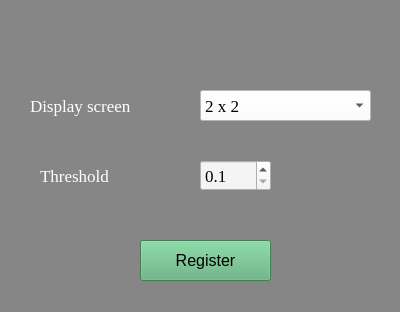
The window that setting.ui (HoangLT2603/traffic-count-vehicle) describes before a commit, drawn with Qt 5.
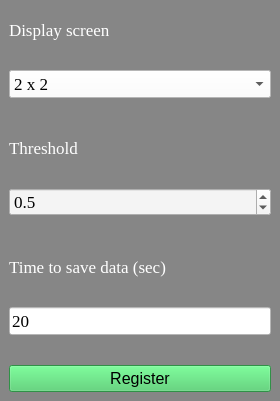
The same window after the commit. Icons and pictures are not drawn.

The edit to the form file:
```diff
--- a/setting.ui
+++ b/setting.ui
@@ -6,8 +6,8 @@
    <rect>
     <x>0</x>
     <y>0</y>
-    <width>400</width>
-    <height>312</height>
+    <width>280</width>
+    <height>401</height>
    </rect>
   </property>
   <property name="windowTitle">
@@ -18,15 +18,109 @@
 QLabel{color: rgb(255, 255, 255);}</string>
   </property>
   <widget class="QWidget" name="centralwidget">
+   <layout class="QGridLayout" name="gridLayout_2">
+    <item row="0" column="0" rowspan="2" colspan="2">
+     <layout class="QGridLayout" name="gridLayout">
+      <property name="verticalSpacing">
+       <number>30</number>
+      </property>
+      <item row="1" column="0">
+       <widget class="QLabel" name="label">
+        <property name="font">
+         <font>
+          <family>Times New Roman</family>
+          <pointsize>13</pointsize>
+         </font>
+        </property>
+        <property name="text">
+         <string>Display screen</string>
+        </property>
+        <property name="alignment">
+         <set>Qt::AlignBottom|Qt::AlignLeading|Qt::AlignLeft</set>
+        </property>
+       </widget>
+      </item>
+      <item row="3" column="0">
+       <widget class="QLabel" name="label_2">
+        <property name="font">
+         <font>
+          <family>Times New Roman</family>
+          <pointsize>13</pointsize>
+         </font>
+        </property>
+        <property name="text">
+         <string>Threshold</string>
+        </property>
+        <property name="alignment">
+         <set>Qt::AlignBottom|Qt::AlignLeading|Qt::AlignLeft</set>
+        </property>
+       </widget>
+      </item>
+      <item row="5" column="0">
+       <widget class="QLabel" name="label_3">
+        <property name="font">
+         <font>
+          <family>Times New Roman</family>
+          <pointsize>13</pointsize>
+         </font>
+        </property>
+        <property name="text">
+         <string>Time to save data (sec)</string>
+        </property>
+        <property name="alignment">
+         <set>Qt::AlignBottom|Qt::AlignLeading|Qt::AlignLeft</set>
+        </property>
+       </widget>
+      </item>
+      <item row="4" column="0">
+       <widget class="QDoubleSpinBox" name="spb_thresh">
+        <property name="font">
+         <font>
+          <family>Times New Roman</family>
+          <pointsize>13</pointsize>
+         </font>
+        </property>
+        <property name="styleSheet">
+         <string notr="true">background-color: rgb(244, 244, 244);</string>
+        </property>
+        <property name="decimals">
+         <number>1</number>
+        </property>
+        <property name="minimum">
+         <double>0.100000000000000</double>
+        </property>
+        <property name="maximum">
+         <double>1.000000000000000</double>
+        </property>
+        <property name="singleStep">
+         <double>0.100000000000000</double>
+        </property>
+        <property name="value">
+         <double>0.500000000000000</double>
+        </property>
+       </widget>
+      </item>
+      <item row="6" column="0">
+       <widget class="QLineEdit" name="txt_timesavedata">
+        <property name="font">
+         <font>
+          <family>Times New Roman</family>
+          <pointsize>13</pointsize>
+         </font>
+        </property>
+        <property name="styleSheet">
+         <string notr="true">background-color: rgb(255, 255, 255);</string>
+        </property>
+        <property name="text">
+         <string>20</string>
+        </property>
+        <property name="alignment">
+         <set>Qt::AlignLeading|Qt::AlignLeft|Qt::AlignVCenter</set>
+        </property>
+       </widget>
+      </item>
+      <item row="2" column="0">
    <widget class="QComboBox" name="cmb_gridLayout">
-    <property name="geometry">
-     <rect>
-      <x>200</x>
-      <y>90</y>
-      <width>171</width>
-      <height>31</height>
-     </rect>
-    </property>
     <property name="font">
      <font>
       <family>Times New Roman</family>
@@ -83,127 +177,25 @@
      </property>
     </item>
    </widget>
-   <widget class="QPushButton" name="btn_close">
-    <property name="geometry">
-     <rect>
-      <x>360</x>
-      <y>10</y>
-      <width>31</width>
-      <height>28</height>
-     </rect>
-    </property>
-    <property name="styleSheet">
-     <string notr="true">QPushButton{border: None;}
-QPushButton:hover{
-	border-radius: 5px;
-	
-	background-color: rgb(177, 177, 177);
-}</string>
-    </property>
-    <property name="text">
-     <string/>
-    </property>
-    <property name="icon">
-     <iconset resource="traffic.qrc">
-      <normaloff>:/icons/icons/x.svg</normaloff>:/icons/icons/x.svg</iconset>
-    </property>
-    <property name="iconSize">
-     <size>
-      <width>30</width>
-      <height>30</height>
-     </size>
-    </property>
-   </widget>
-   <widget class="QLabel" name="label">
-    <property name="geometry">
-     <rect>
-      <x>30</x>
-      <y>90</y>
-      <width>141</width>
-      <height>31</height>
-     </rect>
-    </property>
-    <property name="font">
-     <font>
-      <family>Times New Roman</family>
-      <pointsize>13</pointsize>
-     </font>
-    </property>
-    <property name="text">
-     <string>Display screen</string>
-    </property>
-   </widget>
+      </item>
+      <item row="7" column="0">
    <widget class="QPushButton" name="btn_register">
-    <property name="geometry">
-     <rect>
-      <x>140</x>
-      <y>240</y>
-      <width>131</width>
-      <height>41</height>
-     </rect>
-    </property>
     <property name="font">
      <font>
       <pointsize>12</pointsize>
      </font>
     </property>
     <property name="styleSheet">
-     <string notr="true">background-color: rgb(91, 173, 121);</string>
+         <string notr="true">background-color: rgb(67, 203, 99);</string>
     </property>
     <property name="text">
      <string>Register</string>
     </property>
    </widget>
-   <widget class="QDoubleSpinBox" name="doubleSpinBox">
-    <property name="geometry">
-     <rect>
-      <x>200</x>
-      <y>160</y>
-      <width>71</width>
-      <height>31</height>
-     </rect>
-    </property>
-    <property name="font">
-     <font>
-      <family>Times New Roman</family>
-      <pointsize>13</pointsize>
-     </font>
-    </property>
-    <property name="styleSheet">
-     <string notr="true">background-color: rgb(244, 244, 244);</string>
-    </property>
-    <property name="decimals">
-     <number>1</number>
-    </property>
-    <property name="minimum">
-     <double>0.100000000000000</double>
-    </property>
-    <property name="maximum">
-     <double>1.000000000000000</double>
-    </property>
-    <property name="singleStep">
-     <double>0.100000000000000</double>
-    </property>
-   </widget>
-   <widget class="QLabel" name="label_2">
-    <property name="geometry">
-     <rect>
-      <x>40</x>
-      <y>160</y>
-      <width>101</width>
-      <height>31</height>
-     </rect>
-    </property>
-    <property name="font">
-     <font>
-      <family>Times New Roman</family>
-      <pointsize>13</pointsize>
-     </font>
-    </property>
-    <property name="text">
-     <string>Threshold</string>
-    </property>
-   </widget>
+      </item>
+     </layout>
+    </item>
+   </layout>
   </widget>
  </widget>
  <resources>
```
Lines whose indentation alone changed are shown as unchanged.
